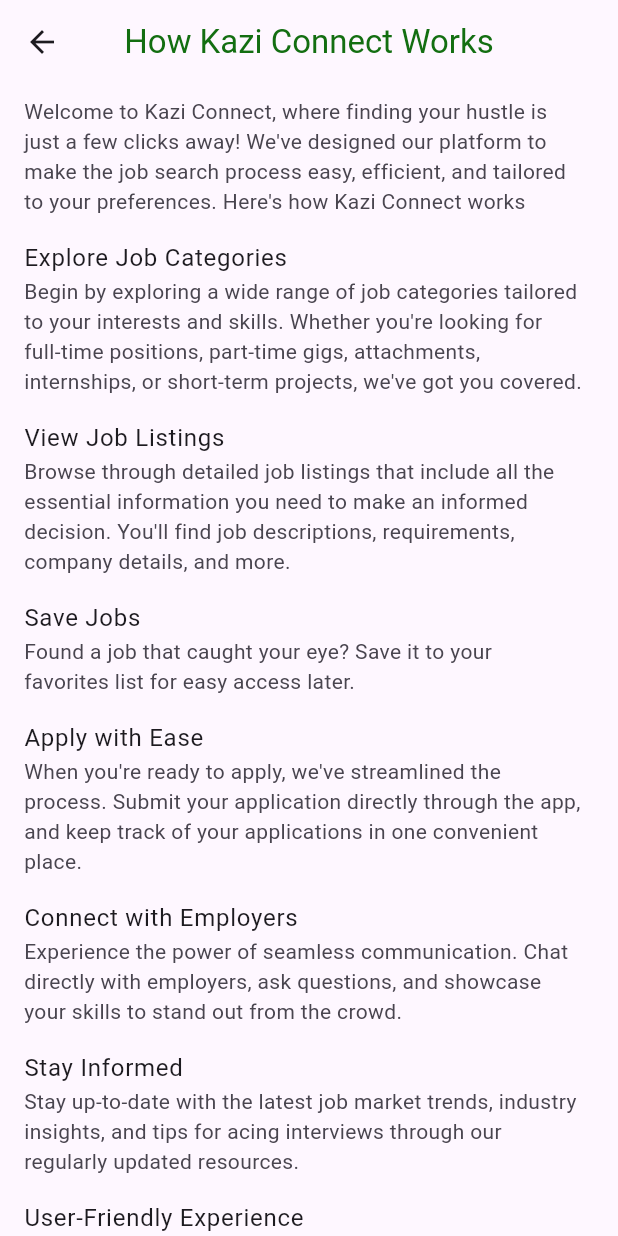
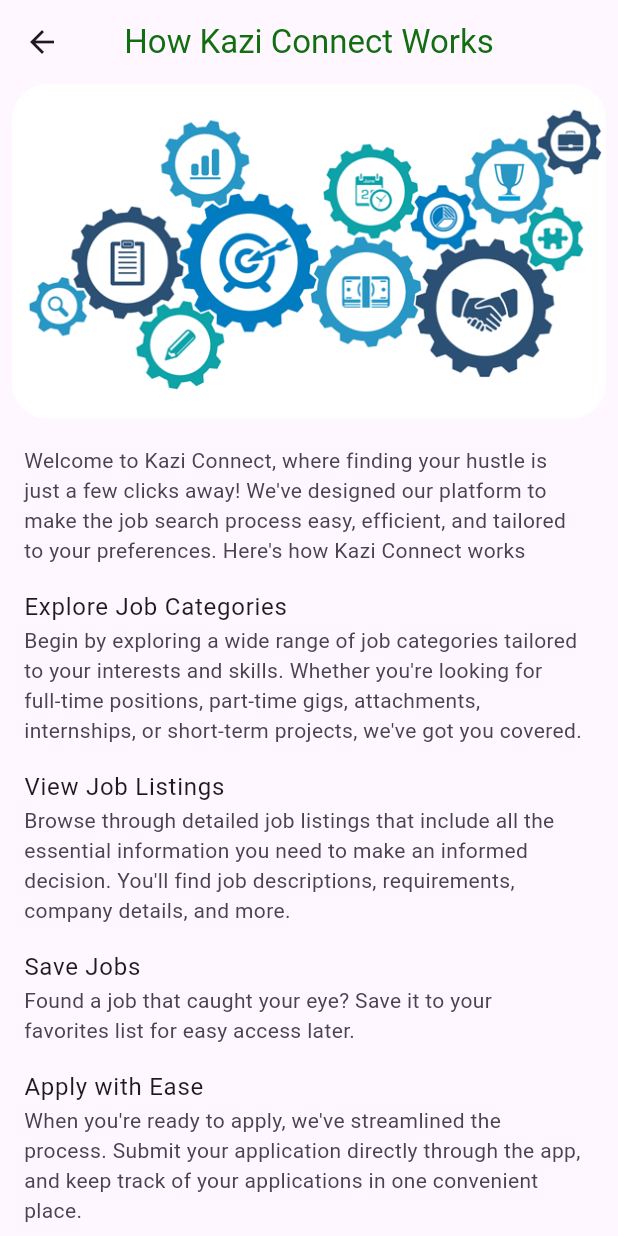
Before and after one commit to AnchorMiles/kazi_connect, a Flutter app: the HowItWorks screen opened directly, on a phone screen of 412 x 824 dp. Run offline on Flutter 3.47's test engine with Material 2 defaults, Android fonts, the phone set to English and light mode, and no system bars; our stand-ins replace cached_network_image, cloud_firestore, easy_dynamic_theme, firebase_auth, firebase_core, firebase_storage and 6 more; missing offline and left inert: firebase_ui_auth, firebase_ui_oauth_google, flutter_phone_direct_caller; accounts and stored records are empty; generated files the repository leaves out were written again; network calls fail.

Commit message:
app design

```diff
--- a/lib/presentation/home/homepage_destinations/how_it_works.dart
+++ b/lib/presentation/home/homepage_destinations/how_it_works.dart
@@ -14,54 +14,65 @@ class HowItWorks extends StatelessWidget {
         ),
       ),
       body: ListView(
-        children: const [
-          ListTile(
+        children: [
+          Padding(
+            padding: const EdgeInsets.only(left: 8, right: 8),
+            child: ClipRRect(
+              borderRadius: BorderRadius.circular(24),
+              child: Image.asset(
+                "assets/how_it_works.png",
+                fit: BoxFit.cover,
+              ),
+            ),
+          ),
+          const SizedBox(height: 10),
+          const ListTile(
             subtitle: Text(
                 "Welcome to Kazi Connect, where finding your hustle is just a few clicks away! "
                 "We've designed our platform to make the job search process easy, efficient, "
                 "and tailored to your preferences. Here's how Kazi Connect works"),
           ),
-          ListTile(
+          const ListTile(
             title: Text("Explore Job Categories"),
             subtitle: Text(
                 "Begin by exploring a wide range of job categories tailored to your "
                 "interests and skills. Whether you're looking for full-time positions, "
                 "part-time gigs, attachments, internships, or short-term projects, we've got you covered."),
           ),
-          ListTile(
+          const ListTile(
             title: Text("View Job Listings"),
             subtitle: Text(
                 "Browse through detailed job listings that include all the essential "
                 "information you need to make an informed decision. You'll find job "
                 "descriptions, requirements, company details, and more."),
           ),
-          ListTile(
+          const ListTile(
             title: Text("Save Jobs"),
             subtitle: Text(
                 "Found a job that caught your eye? Save it to your favorites "
                 "list for easy access later."),
           ),
-          ListTile(
+          const ListTile(
             title: Text("Apply with Ease"),
             subtitle: Text(
                 "When you're ready to apply, we've streamlined the process. "
                 "Submit your application directly through the app, and keep track of "
                 "your applications in one convenient place."),
           ),
-          ListTile(
+          const ListTile(
             title: Text("Connect with Employers"),
             subtitle: Text(
                 "Experience the power of seamless communication. Chat directly "
                 "with employers, ask questions, and showcase your skills "
                 "to stand out from the crowd."),
           ),
-          ListTile(
+          const ListTile(
             title: Text("Stay Informed"),
             subtitle: Text(
                 "Stay up-to-date with the latest job market trends, industry insights, "
                 "and tips for acing interviews through our regularly updated resources."),
           ),
-          ListTile(
+          const ListTile(
             title: Text("User-Friendly Experience"),
             subtitle: Text(
                 "We've designed Kazi Connect to be user-friendly and intuitive. "
```
Also changed, not shown: assets/how_it_works.png (added).
